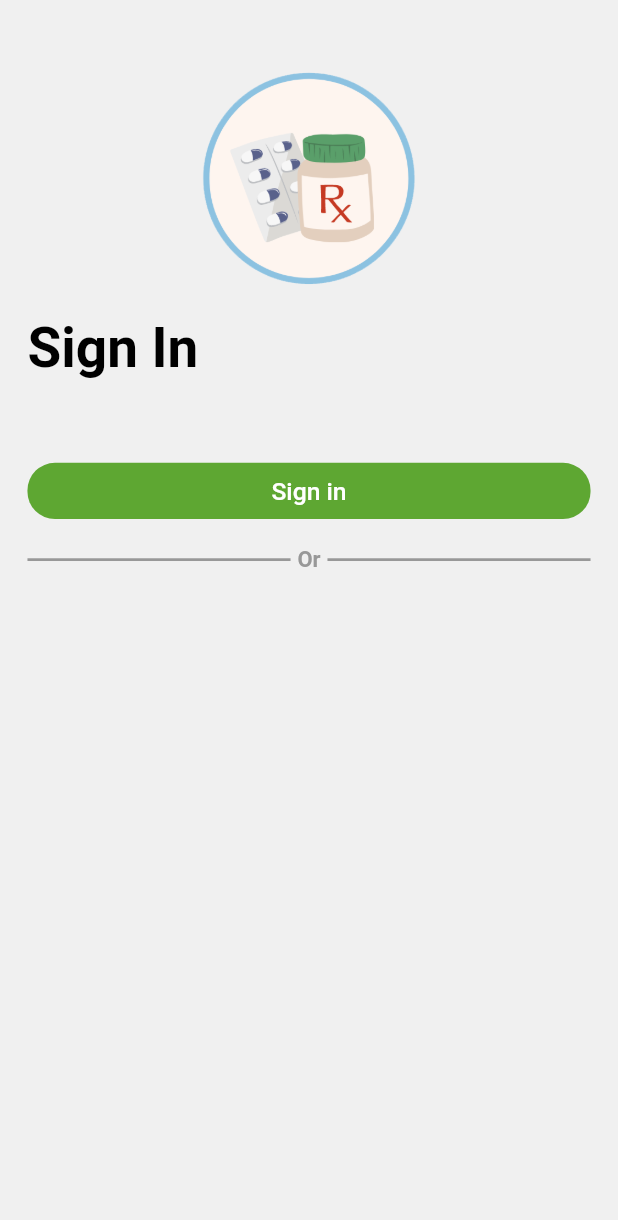
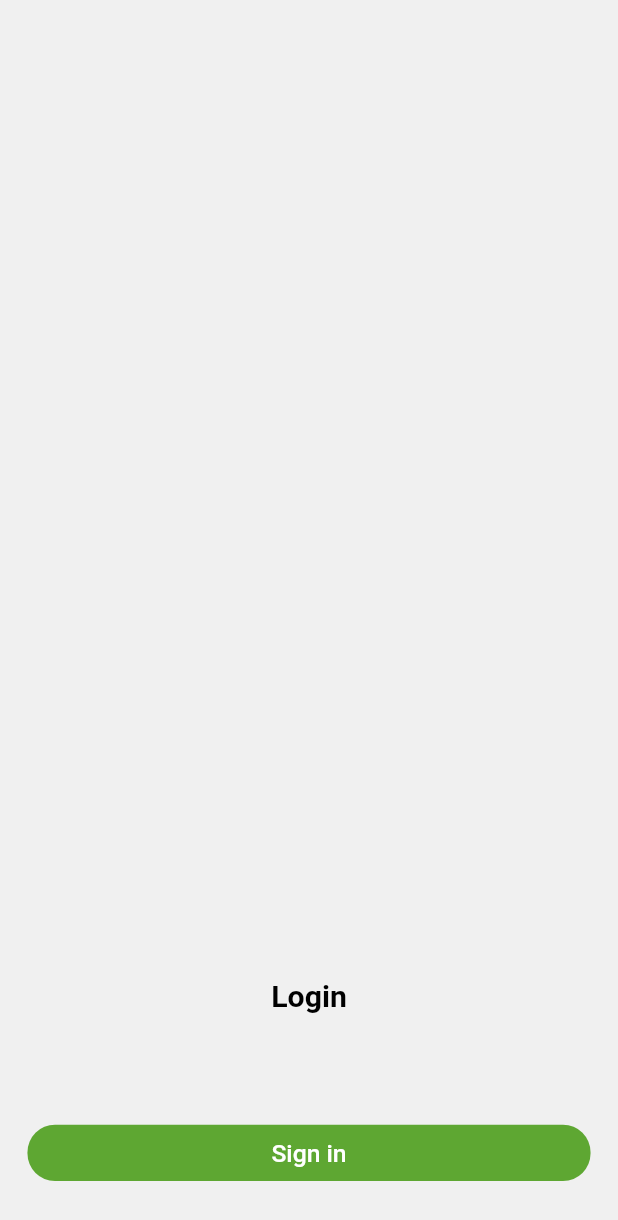
Before and after one commit to alisa-uthi/haiya-client-flutter, a Flutter app: the SignInScreen screen opened by its route, on a phone screen of 412 x 824 dp. Shown: the top 1220 px of the screen. Run offline on Flutter 3.47's test engine with Material 2 defaults, Android fonts, the light colour scheme and no system bars; our stand-ins replace flutter_datetime_picker, google_fonts, image_picker, multi_select_flutter, responsive_framework; missing offline and left inert: flutter_otp.

Commit message:
login - initial commit

```diff
--- a/lib/screens/signin/signin_screen.dart
+++ b/lib/screens/signin/signin_screen.dart
@@ -1,81 +1,30 @@
 import 'package:flutter/material.dart';
-
-import '../../constants.dart';
-import 'widgets/signin_form.dart';
+import 'package:haiya_client/constants.dart';
+import 'package:haiya_client/screens/signin/widgets/signin_form.dart';
+import 'package:haiya_client/shared/widgets/header_text.dart';
 
 class SignInScreen extends StatelessWidget {
   static final routeName = '/signin';
 
+  const SignInScreen({Key? key}) : super(key: key);
+
   @override
   Widget build(BuildContext context) {
     return Scaffold(
-      body: Container(
-        padding: EdgeInsets.symmetric(
-          horizontal: kDefaultPadding,
-          vertical: kDefaultPadding * 1.5,
-        ),
-        width: double.infinity,
-        child: SingleChildScrollView(
+      body: SafeArea(
+        child: Container(
+          padding: const EdgeInsets.all(kDefaultPadding),
           child: Column(
-            crossAxisAlignment: CrossAxisAlignment.start,
             children: [
-              Center(
-                child: Image.asset(
-                  'assets/images/haiya_logo.png',
-                  width: 200,
-                  height: 200,
-                ),
-              ),
-              Text(
-                "Sign In",
-                style: TextStyle(
-                  color: Colors.black,
-                  fontSize: 40,
-                  fontWeight: FontWeight.bold,
-                ),
-              ),
+              Spacer(),
+              HeaderText(text: "Login"),
               SizedBox(height: kDefaultPadding),
               SignInForm(),
               SizedBox(height: kDefaultPadding),
-              buildDividerWithText(),
-              SizedBox(height: kDefaultPadding),
-              // CustomBtn(
-              //   boxColor: kLightGreyColor,
-              //   text: "Sign up",
-              //   onPressed: () {
-              //     Navigator.pushNamed(context, SignUpScreen.routeName);
-              //   },
-              // ),
             ],
           ),
         ),
       ),
     );
   }
-
-  Row buildDividerWithText() {
-    return Row(children: <Widget>[
-      Expanded(
-        child: Divider(
-          thickness: 2,
-          color: kGreyColor,
-        ),
-      ),
-      SizedBox(width: 5),
-      Text(
-        "Or",
-        style: TextStyle(
-          color: kGreyColor,
-          fontWeight: FontWeight.w600,
-        ),
-      ),
-      SizedBox(width: 5),
-      Expanded(
-        child: Divider(
-          thickness: 2,
-          color: kGreyColor,
-        ),
-      ),
-    ]);
-  }
 }
--- a/lib/screens/signin/widgets/signin_form.dart
+++ b/lib/screens/signin/widgets/signin_form.dart
@@ -1,6 +1,7 @@
 import 'package:flutter/material.dart';
 import 'package:haiya_client/shared/services/auth_service.dart';
 import 'package:haiya_client/shared/widgets/custom_btn.dart';
+import 'package:haiya_client/shared/widgets/form_fields.dart';
 
 import '../../../constants.dart';
 
@@ -13,6 +14,7 @@ class _SignInFormState extends State<SignInForm> {
   String _email = '';
   String _password = '';
   AuthService _authService = new AuthService();
+  FormFields _formFields = new FormFields();
   final _formKey = GlobalKey<FormState>();
 
   @override
@@ -21,12 +23,12 @@ class _SignInFormState extends State<SignInForm> {
       key: _formKey,
       child: Column(
         children: [
-          // AccountFields.buildEmailField(
+          // _formFields.buildEmailField(
           //   context,
           //   (value) => setState(() => _email = value),
           // ),
           // SizedBox(height: kDefaultPadding),
-          // AccountFields.buildPasswordField(
+          // _formFields.buildPasswordField(
           //   context,
           //   (value) => setState(() => _password = value),
           //   false,
```
